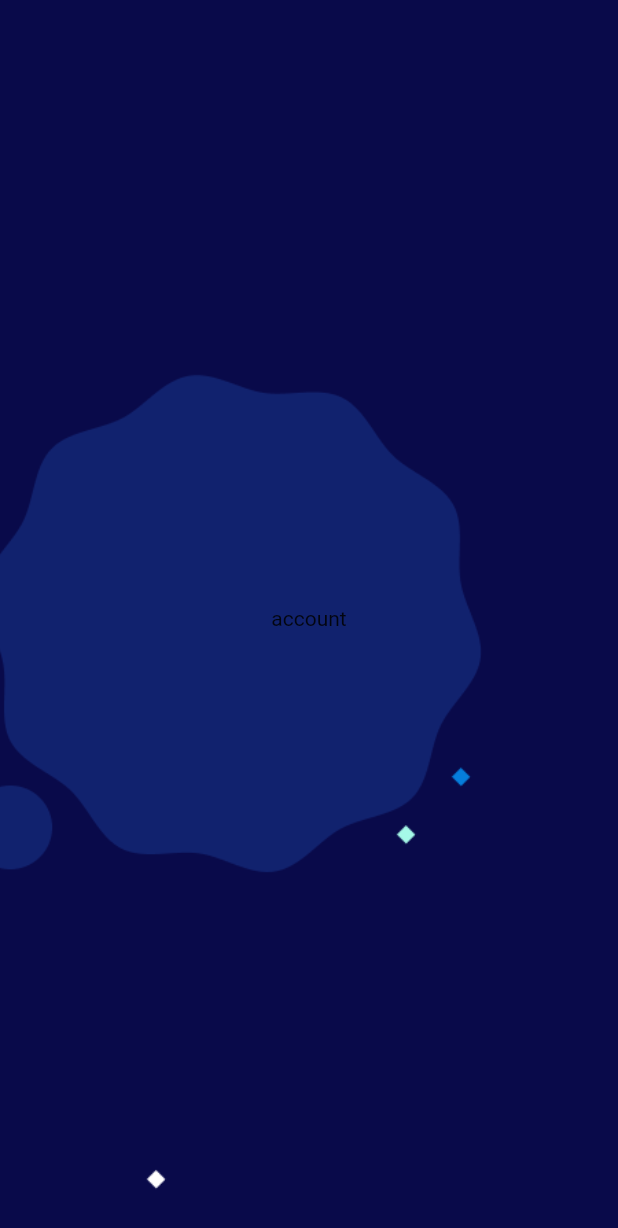
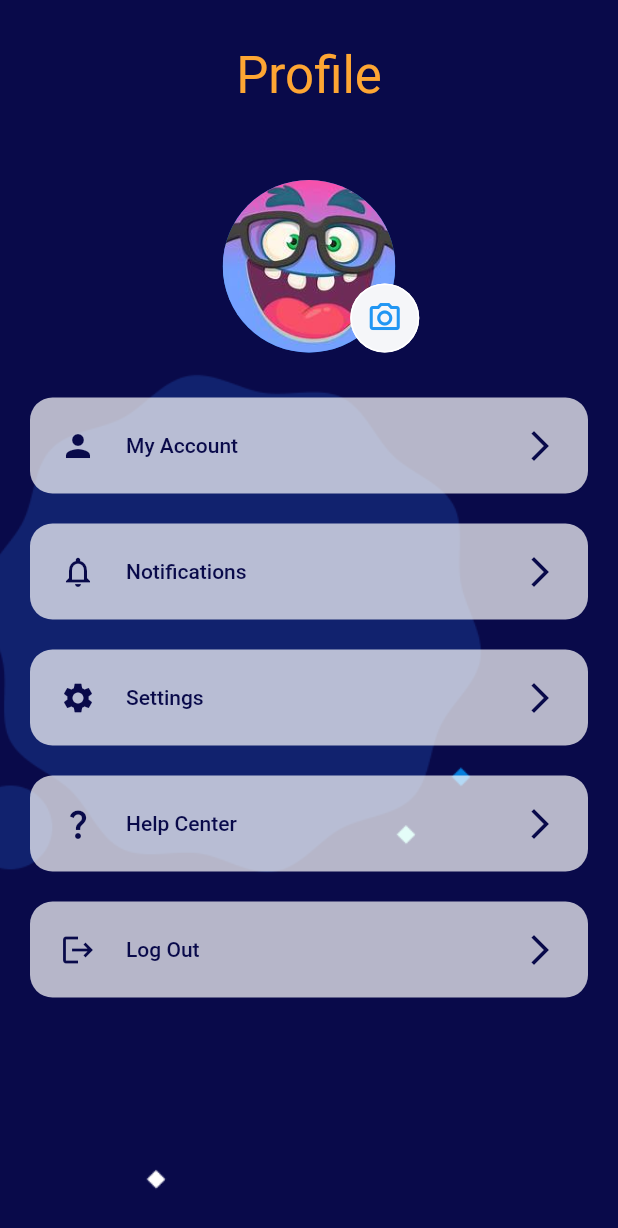
Before and after one commit to Ali-2001-Eg/smarty, a Flutter app: the ProfilePage screen opened by its route, on a phone screen of 412 x 824 dp. Shown: the top 1228 px of the screen. Run offline on Flutter 3.47's test engine with Material 2 defaults, Android fonts, the light colour scheme and no system bars; our stand-ins replace animated_text_kit, get, otp_text_field, shared_preferences, smooth_page_indicator; accounts and stored records are empty.

Commit message:
profile task

```diff
--- a/lib/main.dart
+++ b/lib/main.dart
@@ -15,9 +15,9 @@ void main() async{
   WidgetsFlutterBinding.ensureInitialized();
   await CacheHelper.init();
   //to remove local storage
-  CacheHelper.clearData(key: 'token');
+ /* CacheHelper.clearData(key: 'token');
   CacheHelper.clearData(key: 'onBoarding');
-  CacheHelper.clearData(key: 'getStarted');
+  CacheHelper.clearData(key: 'getStarted');*/
   //to remove status bar
   SystemChrome.setEnabledSystemUIOverlays([
     SystemUiOverlay.bottom,
--- a/lib/screens/about/about_us_page.dart
+++ b/lib/screens/about/about_us_page.dart
@@ -1,4 +1,6 @@
 import 'package:flutter/material.dart';
+import 'package:get/get.dart';
+import 'package:graduation_project/shared/route_helper/route_helper.dart';
 
 import '../../shared/widgets/my_drawer.dart';
 
@@ -36,8 +38,9 @@ class _AboutUsPageState extends State<AboutUsPage>
     double height = MediaQuery.of(context).size.height;
     double width = MediaQuery.of(context).size.width;
     return Scaffold(
-      drawer: myDrawer(context, fromGetStarted: false),
       appBar: AppBar(
+        leading: IconButton(onPressed: ()=>Get.back(),icon: Icon(Icons.arrow_back_ios,color: Colors.white70,),),
+        automaticallyImplyLeading: false,
         backgroundColor: const Color(0xff1A3993),
         centerTitle: true,
         title: Text(
--- a/lib/screens/profile/profile_page.dart
+++ b/lib/screens/profile/profile_page.dart
@@ -1,5 +1,6 @@
 import 'package:flutter/material.dart';
 import 'package:graduation_project/shared/widgets/my_drawer.dart';
+import 'package:graduation_project/shared/widgets/profile_body.dart';
 
 import '../../shared/widgets/custom_appBar.dart';
 
@@ -9,17 +10,20 @@ class ProfilePage extends StatelessWidget {
   @override
   Widget build(BuildContext context) {
     return  Scaffold(
-
-
-
       extendBody: true,
       body: Container(
         decoration: const BoxDecoration(
           image: DecorationImage(
               image: AssetImage('assets/images/spalshLearn.png'),fit: BoxFit.cover),
         ),
-        child: Center(
-          child: Text('account'),
+        child: Column(
+          children: [
+            Padding(
+              padding: const EdgeInsets.symmetric(vertical: 30),
+              child: Text('Profile',style: Theme.of(context).textTheme.headline4?.copyWith(color: Color(0xffFEA633)),),
+            ),
+            ProfileBody(),
+          ],
         ),
       ),
 
--- /dev/null
+++ b/lib/shared/widgets/profile_body.dart
@@ -0,0 +1,44 @@
+import 'package:flutter/material.dart';
+import 'package:graduation_project/shared/widgets/profile_menu.dart';
+import 'package:graduation_project/shared/widgets/profile_picture.dart';
+
+
+class ProfileBody extends StatelessWidget {
+  @override
+  Widget build(BuildContext context) {
+    return SingleChildScrollView(
+      padding: EdgeInsets.symmetric(vertical: 20),
+      child: Column(
+        children: [
+          ProfilePic(),
+          SizedBox(height: 20),
+          ProfileMenu(
+            text: "My Account",
+            icon: Icons.person,
+            press: () => {},
+          ),
+          ProfileMenu(
+            text: "Notifications",
+            icon: Icons.notifications_none,
+            press: () {},
+          ),
+          ProfileMenu(
+            text: "Settings",
+            icon: Icons.settings,
+            press: () {},
+          ),
+          ProfileMenu(
+            text: "Help Center",
+            icon: Icons.question_mark,
+            press: () {},
+          ),
+          ProfileMenu(
+            text: "Log Out",
+            icon: Icons.logout,
+            press: () {},
+          ),
+        ],
+      ),
+    );
+  }
+}
--- /dev/null
+++ b/lib/shared/widgets/profile_menu.dart
@@ -0,0 +1,40 @@
+import 'package:flutter/material.dart';
+
+
+class ProfileMenu extends StatelessWidget {
+  const ProfileMenu({
+    Key? key,
+    required this.text,
+    required this.icon,
+    this.press,
+  }) : super(key: key);
+
+  final String text;
+  final IconData icon;
+  final VoidCallback? press;
+
+  @override
+  Widget build(BuildContext context) {
+    return Padding(
+      padding: EdgeInsets.symmetric(horizontal: 20, vertical: 10),
+      child: TextButton(
+        style: TextButton.styleFrom(
+          primary: Color(0xff090A4A),
+          padding: EdgeInsets.all(20),
+          shape:
+          RoundedRectangleBorder(borderRadius: BorderRadius.circular(15)),
+          backgroundColor: Colors.white70,
+        ),
+        onPressed: press,
+        child: Row(
+          children: [
+            Icon(icon,),
+            SizedBox(width: 20),
+            Expanded(child: Text(text)),
+            Icon(Icons.arrow_forward_ios),
+          ],
+        ),
+      ),
+    );
+  }
+}
--- /dev/null
+++ b/lib/shared/widgets/profile_picture.dart
@@ -0,0 +1,44 @@
+import 'package:flutter/material.dart';
+
+class ProfilePic extends StatelessWidget {
+  const ProfilePic({
+    Key? key,
+  }) : super(key: key);
+
+  @override
+  Widget build(BuildContext context) {
+    return SizedBox(
+      height: 115,
+      width: 115,
+      child: Stack(
+        fit: StackFit.expand,
+        clipBehavior: Clip.none,
+        children: [
+          CircleAvatar(
+            backgroundImage: AssetImage("assets/images/logo.png"),
+          ),
+          Positioned(
+            right: -16,
+            bottom: 0,
+            child: SizedBox(
+              height: 46,
+              width: 46,
+              child: TextButton(
+                style: TextButton.styleFrom(
+                  shape: RoundedRectangleBorder(
+                    borderRadius: BorderRadius.circular(50),
+                    side: BorderSide(color: Colors.white),
+                  ),
+                  primary: Colors.blue,
+                  backgroundColor: Color(0xFFF5F6F9),
+                ),
+                onPressed: () {},
+                child: Icon(Icons.camera_alt_outlined),
+              ),
+            ),
+          )
+        ],
+      ),
+    );
+  }
+}
```
